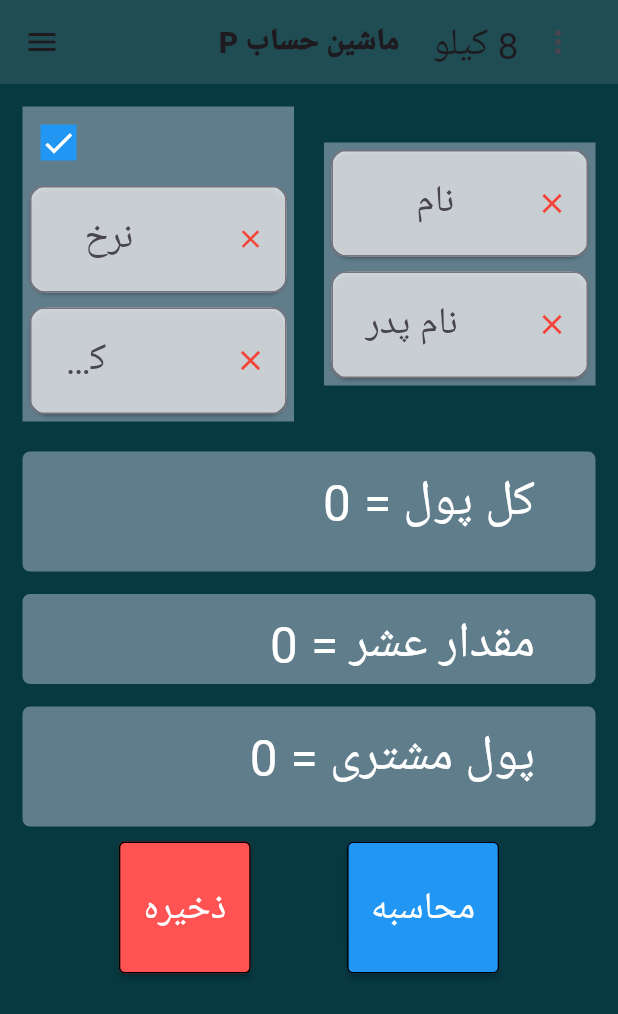
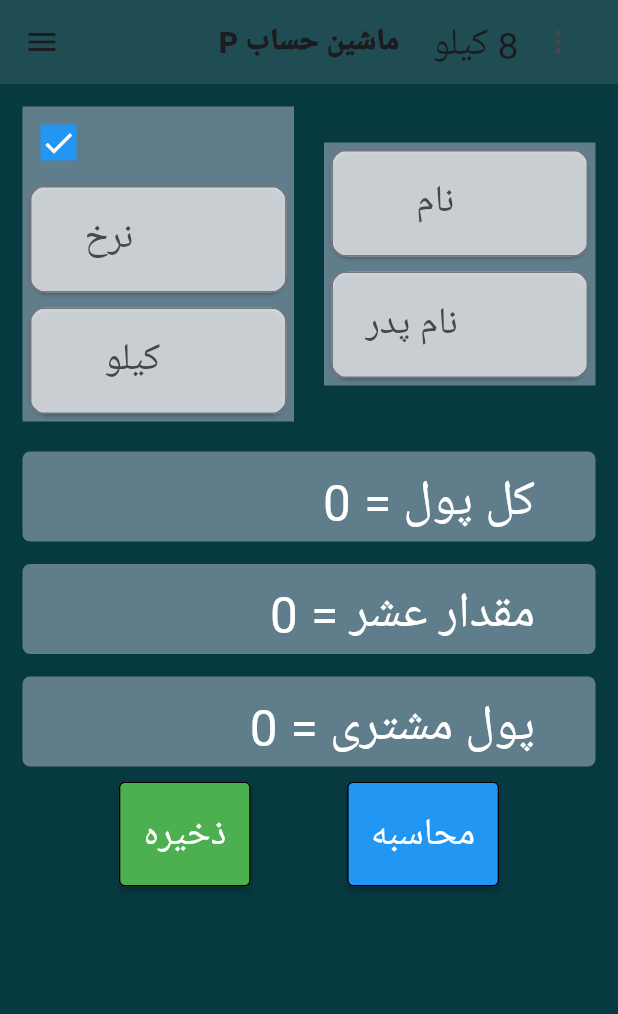
Before and after one commit to SalahuddinRahmani/p_calculator2, a Flutter app: the screen it shows after launch, after a tap on "ذخیره", on a phone screen of 412 x 824 dp. Shown: the top 1014 px of the screen. Run offline on Flutter 3.47's test engine with Material 3 defaults, Android fonts, the phone set to English and light mode, and no system bars; our stand-ins replace rflutter_alert, shared_preferences, shimmer.

Commit message:
TextFildاضاف کردن

```diff
--- a/lib/aboutPage.dart
+++ b/lib/aboutPage.dart
@@ -54,7 +54,8 @@ class _AboutPageState extends State<AboutPage> {
           ),
         ),
       ),
-      body: Column(
+      body: SafeArea(
+        child: Column(
           mainAxisAlignment: MainAxisAlignment.start,
           crossAxisAlignment: CrossAxisAlignment.center,
           children: [
@@ -264,6 +265,7 @@ class _AboutPageState extends State<AboutPage> {
             ),
           ],
         ),
+      ),
     );
 
   }
--- a/lib/list.dart
+++ b/lib/list.dart
@@ -29,6 +29,7 @@ class _TablePageState extends State<TablePage> {
         name: dataFields[0],
         fatherName: dataFields[1],
         integer: int.tryParse(dataFields[2]) ?? 0,
+        integer2: int.tryParse(dataFields[3]) ?? 0,
       );
       tableData.add(newData);
     }
@@ -75,7 +76,7 @@ class _TablePageState extends State<TablePage> {
                   borderRadius: BorderRadius.circular(10.0)),
               child: ListTile(
                 title: Center(child: Text('${data.name} ولد ${data.fatherName}',style: TextStyle(color: Colors.white,fontSize: 20),)),
-                subtitle: Text(' مقدار :  ${data.integer} کیلو',style: TextStyle(color: Colors.white,fontSize: 20),),
+                subtitle: Text('  نرخ =  ${data.integer2}            مقدار :  ${data.integer} کیلو            ',style: TextStyle(color: Colors.white,fontSize: 20),),
                 trailing: IconButton(
                   color: Colors.red,
                   icon: Icon(Icons.delete),
--- a/lib/main.dart
+++ b/lib/main.dart
@@ -29,8 +29,9 @@ class DataModel {
   String name;
   String fatherName;
   int integer;
+  int integer2;
 
-  DataModel({required this.name, required this.fatherName, required this.integer});
+  DataModel({required this.name, required this.fatherName, required this.integer, required this.integer2});
 }
 
 class InputPage extends StatefulWidget {
@@ -93,39 +94,39 @@ class _InputPageState extends State<InputPage> {
     result3 = result1 - result2; //پول مشتری
   }
 
-  ////  پاک کردن نرخ و کیلو
-  void _clearText() {
-    String currentText = kilo.text;
-    if (currentText.isNotEmpty) {
-      String updatedText = currentText.substring(0, currentText.length - 1);
-      kilo.text = updatedText;
-    }
-  }
-
-  void clearText() {
-    String currentText = nerkh.text;
-    if (currentText.isNotEmpty) {
-      String updatedText = currentText.substring(0, currentText.length - 1);
-      nerkh.text = updatedText;
-    }
-  }
-
-  /////  پاک کردن حروف نام و نام بدر
-  void clearText1() {
-    String currentText = names.text;
-    if (currentText.isNotEmpty) {
-      String updatedText = currentText.substring(0, currentText.length - 1);
-      names.text = updatedText;
-    }
-  }
-
-  void clearText2() {
-    String currentText = fname.text;
-    if (currentText.isNotEmpty) {
-      String updatedText = currentText.substring(0, currentText.length - 1);
-      fname.text = updatedText;
-    }
-  }
+  // ////  پاک کردن نرخ و کیلو
+  // void _clearText() {
+  //   String currentText = kilo.text;
+  //   if (currentText.isNotEmpty) {
+  //     String updatedText = currentText.substring(0, currentText.length - 1);
+  //     kilo.text = updatedText;
+  //   }
+  // }
+  //
+  // void clearText() {
+  //   String currentText = nerkh.text;
+  //   if (currentText.isNotEmpty) {
+  //     String updatedText = currentText.substring(0, currentText.length - 1);
+  //     nerkh.text = updatedText;
+  //   }
+  // }
+  //
+  // /////  پاک کردن حروف نام و نام بدر
+  // void clearText1() {
+  //   String currentText = names.text;
+  //   if (currentText.isNotEmpty) {
+  //     String updatedText = currentText.substring(0, currentText.length - 1);
+  //     names.text = updatedText;
+  //   }
+  // }
+  //
+  // void clearText2() {
+  //   String currentText = fname.text;
+  //   if (currentText.isNotEmpty) {
+  //     String updatedText = currentText.substring(0, currentText.length - 1);
+  //     fname.text = updatedText;
+  //   }
+  // }
 
   var names = TextEditingController();
   var fname = TextEditingController();
@@ -304,7 +305,8 @@ class _InputPageState extends State<InputPage> {
           )
         ],
       ),
-      body: Padding(
+      body: SafeArea(
+        child: Padding(
           padding: EdgeInsets.all(10.0),
           child: Padding(
             padding: const EdgeInsets.all(5.0),
@@ -362,13 +364,13 @@ class _InputPageState extends State<InputPage> {
                                       enabled: isTextEditabl,
                                       controller: nerkh,
                                       decoration: InputDecoration(
-                                      suffixIcon: IconButton(
-                                          color: Colors.red,
-                                          onPressed: clearText,
-                                          icon: Icon(
-                                            Icons.close,
-                                            size: 20,
-                                          )),
+                                        // suffixIcon: IconButton(
+                                        //     color: Colors.red,
+                                        //     onPressed: clearText,
+                                        //     icon: Icon(
+                                        //       Icons.close,
+                                        //       size: 20,
+                                        //     )),
                                         hintText: "   نرخ",
                                         border: OutlineInputBorder(
                                             borderRadius:
@@ -389,13 +391,13 @@ class _InputPageState extends State<InputPage> {
                                     keyboardType: TextInputType.number,
                                     controller: kilo,
                                     decoration: InputDecoration(
-                                    suffixIcon: IconButton(
-                                        color: Colors.red,
-                                        onPressed: _clearText,
-                                        icon: Icon(
-                                          Icons.close,
-                                          size: 22,
-                                        )),
+                                      // suffixIcon: IconButton(
+                                      //     color: Colors.red,
+                                      //     onPressed: _clearText,
+                                      //     icon: Icon(
+                                      //       Icons.close,
+                                      //       size: 22,
+                                      //     )),
                                       border: OutlineInputBorder(
                                           borderRadius:
                                           BorderRadius.circular(8)),
@@ -430,13 +432,13 @@ class _InputPageState extends State<InputPage> {
                                     // enabled: isTextEditabl,      اگر فعال باشد با روشن کردن تیک نام هم مانند نرخ قابل تغیر نمیباشد
 
                                     decoration: InputDecoration(
-                                    suffixIcon: IconButton(
-                                        color: Colors.red,
-                                        onPressed: clearText1,
-                                        icon: Icon(
-                                          Icons.close,
-                                          size: 22,
-                                        )),
+                                      // suffixIcon: IconButton(
+                                      //     color: Colors.red,
+                                      //     onPressed: clearText1,
+                                      //     icon: Icon(
+                                      //       Icons.close,
+                                      //       size: 22,
+                                      //     )),
                                       hintText: name1,
                                       border: OutlineInputBorder(
                                           borderRadius: BorderRadius.circular(8)),
@@ -453,13 +455,13 @@ class _InputPageState extends State<InputPage> {
                                   child: TextField(
                                     controller: fname,
                                     decoration: InputDecoration(
-                                      suffixIcon: IconButton(
-                                          color: Colors.red,
-                                          onPressed: clearText2,
-                                          icon: Icon(
-                                            Icons.close,
-                                            size: 22,
-                                          )),
+                                        // suffixIcon: IconButton(
+                                        //     color: Colors.red,
+                                        //     onPressed: clearText2,
+                                        //     icon: Icon(
+                                        //       Icons.close,
+                                        //       size: 22,
+                                        //     )),
                                         border: OutlineInputBorder(
                                             borderRadius:
                                             BorderRadius.circular(8)),
@@ -482,7 +484,7 @@ class _InputPageState extends State<InputPage> {
                 Expanded(
                   //کل پول
                   child: Container(
-                    height: 80,
+                      height: 60,
                       decoration: BoxDecoration(
                           color: Colors.blueGrey,
                           borderRadius: BorderRadius.circular(5)),
@@ -514,7 +516,7 @@ class _InputPageState extends State<InputPage> {
                 Expanded(
                   /////پول مشتری
                   child: Container(
-                    height: 80,
+                      height: 60,
                       decoration: BoxDecoration(
                           color: Colors.blueGrey,
                           borderRadius: BorderRadius.circular(5)),
@@ -536,20 +538,21 @@ class _InputPageState extends State<InputPage> {
                     mainAxisAlignment: MainAxisAlignment.spaceEvenly,
                     children: [
                       MaterialButton(
-                      color: Colors.redAccent,
+                        color: Colors.green[500],
                         shape: OutlineInputBorder(),
-                      height: 88,
+                        height: 70,
                         onPressed: () async{
                           /////////
                           final String name =names.text;
                           final String fatherName = fname.text;
                           final int integer = int.tryParse(kilo.text) ?? 0;
+                          final int integer2 = int.tryParse(nerkh.text) ?? 0;
 
-                        final DataModel newData = DataModel(name: name, fatherName: fatherName, integer: integer);
+                          final DataModel newData = DataModel(name: name, fatherName: fatherName, integer: integer, integer2: integer2);
 
                           SharedPreferences prefs = await SharedPreferences.getInstance();
                           List<String> savedData = prefs.getStringList('data') ?? [];
-                        savedData.add('${newData.name},${newData.fatherName},${newData.integer}');
+                          savedData.add('${newData.name},${newData.fatherName},${newData.integer},${newData.integer2}');
                           await prefs.setStringList('data', savedData);
                           /////////
 
@@ -582,7 +585,7 @@ class _InputPageState extends State<InputPage> {
                         },
                         color: Colors.blue,
                         shape: OutlineInputBorder(),
-                      height: 88,
+                        height: 70,
                         onPressed: () {
                           setState(() {
                             num n1 = num.parse(nerkh.text);
@@ -617,6 +620,7 @@ class _InputPageState extends State<InputPage> {
             ),
           ),
         ),
+      ),
     );
   }
 }
```
Also changed, not shown: lib/taiin maghz.dart (+19 -16 lines). Lines whose indentation alone changed are shown as unchanged.
